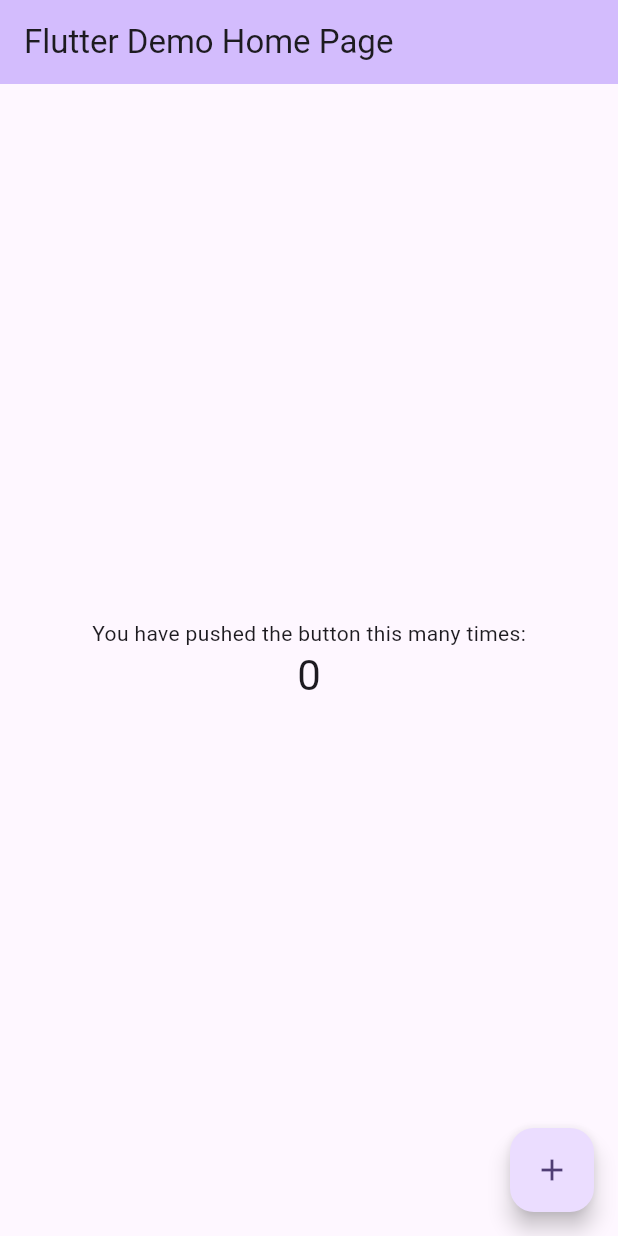
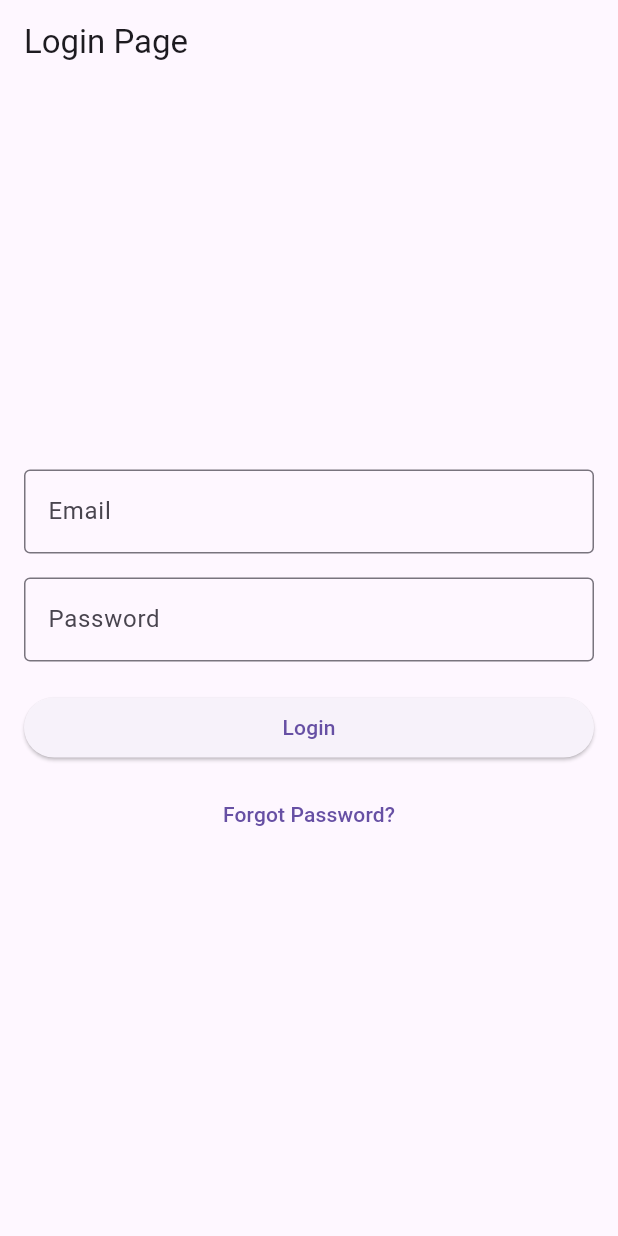
Before and after one commit to saurabh-app/login_app, a Flutter app: the screen it shows after launch, on a phone screen of 412 x 824 dp. Run offline on Flutter 3.47's test engine with Material 3 defaults, Android fonts, the phone set to English and light mode, and no system bars.

Commit message:
Login UI

```diff
--- /dev/null
+++ b/lib/loginpage.dart
@@ -0,0 +1,73 @@
+import 'package:flutter/material.dart';
+
+class LoginPage extends StatefulWidget {
+  @override
+  _LoginPageState createState() => _LoginPageState();
+}
+
+class _LoginPageState extends State<LoginPage> {
+  final _emailController = TextEditingController();
+  final _passwordController = TextEditingController();
+
+  void _login() {
+    final email = _emailController.text;
+    final password = _passwordController.text;
+
+    // For demonstration purposes, just print the credentials
+    if (email.isNotEmpty && password.isNotEmpty) {
+      print("Email: $email");
+      print("Password: $password");
+      // Add your login logic here
+    } else {
+      print("Please fill in both fields");
+    }
+  }
+
+  @override
+  Widget build(BuildContext context) {
+    return Scaffold(
+      appBar: AppBar(
+        title: Text("Login Page"),
+      ),
+      body: Padding(
+        padding: const EdgeInsets.all(16.0),
+        child: Column(
+          mainAxisAlignment: MainAxisAlignment.center,
+          crossAxisAlignment: CrossAxisAlignment.stretch,
+          children: [
+            TextField(
+              controller: _emailController,
+              decoration: InputDecoration(
+                labelText: "Email",
+                border: OutlineInputBorder(),
+              ),
+              keyboardType: TextInputType.emailAddress,
+            ),
+            SizedBox(height: 16),
+            TextField(
+              controller: _passwordController,
+              decoration: InputDecoration(
+                labelText: "Password",
+                border: OutlineInputBorder(),
+              ),
+              obscureText: true,
+            ),
+            SizedBox(height: 20),
+            ElevatedButton(
+              onPressed: _login,
+              child: Text("Login"),
+            ),
+            SizedBox(height: 10),
+            TextButton(
+              onPressed: () {
+                // Add logic for "Forgot Password" if needed
+                print("Forgot Password?");
+              },
+              child: Text("Forgot Password?"),
+            ),
+          ],
+        ),
+      ),
+    );
+  }
+}
--- a/lib/main.dart
+++ b/lib/main.dart
@@ -1,4 +1,5 @@
 import 'package:flutter/material.dart';
+import 'package:login_app/loginpage.dart';
 
 void main() {
   runApp(const MyApp());
@@ -7,119 +8,11 @@ void main() {
 class MyApp extends StatelessWidget {
   const MyApp({super.key});
 
-  // This widget is the root of your application.
   @override
   Widget build(BuildContext context) {
     return MaterialApp(
-      title: 'Flutter Demo',
-      theme: ThemeData(
-        // This is the theme of your application.
-        //
-        // TRY THIS: Try running your application with "flutter run". You'll see
-        // the application has a purple toolbar. Then, without quitting the app,
-        // try changing the seedColor in the colorScheme below to Colors.green
-        // and then invoke "hot reload" (save your changes or press the "hot
-        // reload" button in a Flutter-supported IDE, or press "r" if you used
-        // the command line to start the app).
-        //
-        // Notice that the counter didn't reset back to zero; the application
-        // state is not lost during the reload. To reset the state, use hot
-        // restart instead.
-        //
-        // This works for code too, not just values: Most code changes can be
-        // tested with just a hot reload.
-        colorScheme: ColorScheme.fromSeed(seedColor: Colors.deepPurple),
-        useMaterial3: true,
-      ),
-      home: const MyHomePage(title: 'Flutter Demo Home Page'),
+      debugShowCheckedModeBanner: false,
+      home: LoginPage(),
     );
   }
 }
-
-class MyHomePage extends StatefulWidget {
-  const MyHomePage({super.key, required this.title});
-
-  // This widget is the home page of your application. It is stateful, meaning
-  // that it has a State object (defined below) that contains fields that affect
-  // how it looks.
-
-  // This class is the configuration for the state. It holds the values (in this
-  // case the title) provided by the parent (in this case the App widget) and
-  // used by the build method of the State. Fields in a Widget subclass are
-  // always marked "final".
-
-  final String title;
-
-  @override
-  State<MyHomePage> createState() => _MyHomePageState();
-}
-
-class _MyHomePageState extends State<MyHomePage> {
-  int _counter = 0;
-
-  void _incrementCounter() {
-    setState(() {
-      // This call to setState tells the Flutter framework that something has
-      // changed in this State, which causes it to rerun the build method below
-      // so that the display can reflect the updated values. If we changed
-      // _counter without calling setState(), then the build method would not be
-      // called again, and so nothing would appear to happen.
-      _counter++;
-    });
-  }
-
-  @override
-  Widget build(BuildContext context) {
-    // This method is rerun every time setState is called, for instance as done
-    // by the _incrementCounter method above.
-    //
-    // The Flutter framework has been optimized to make rerunning build methods
-    // fast, so that you can just rebuild anything that needs updating rather
-    // than having to individually change instances of widgets.
-    return Scaffold(
-      appBar: AppBar(
-        // TRY THIS: Try changing the color here to a specific color (to
-        // Colors.amber, perhaps?) and trigger a hot reload to see the AppBar
-        // change color while the other colors stay the same.
-        backgroundColor: Theme.of(context).colorScheme.inversePrimary,
-        // Here we take the value from the MyHomePage object that was created by
-        // the App.build method, and use it to set our appbar title.
-        title: Text(widget.title),
-      ),
-      body: Center(
-        // Center is a layout widget. It takes a single child and positions it
-        // in the middle of the parent.
-        child: Column(
-          // Column is also a layout widget. It takes a list of children and
-          // arranges them vertically. By default, it sizes itself to fit its
-          // children horizontally, and tries to be as tall as its parent.
-          //
-          // Column has various properties to control how it sizes itself and
-          // how it positions its children. Here we use mainAxisAlignment to
-          // center the children vertically; the main axis here is the vertical
-          // axis because Columns are vertical (the cross axis would be
-          // horizontal).
-          //
-          // TRY THIS: Invoke "debug painting" (choose the "Toggle Debug Paint"
-          // action in the IDE, or press "p" in the console), to see the
-          // wireframe for each widget.
-          mainAxisAlignment: MainAxisAlignment.center,
-          children: <Widget>[
-            const Text(
-              'You have pushed the button this many times:',
-            ),
-            Text(
-              '$_counter',
-              style: Theme.of(context).textTheme.headlineMedium,
-            ),
-          ],
-        ),
-      ),
-      floatingActionButton: FloatingActionButton(
-        onPressed: _incrementCounter,
-        tooltip: 'Increment',
-        child: const Icon(Icons.add),
-      ), // This trailing comma makes auto-formatting nicer for build methods.
-    );
-  }
-}
```
